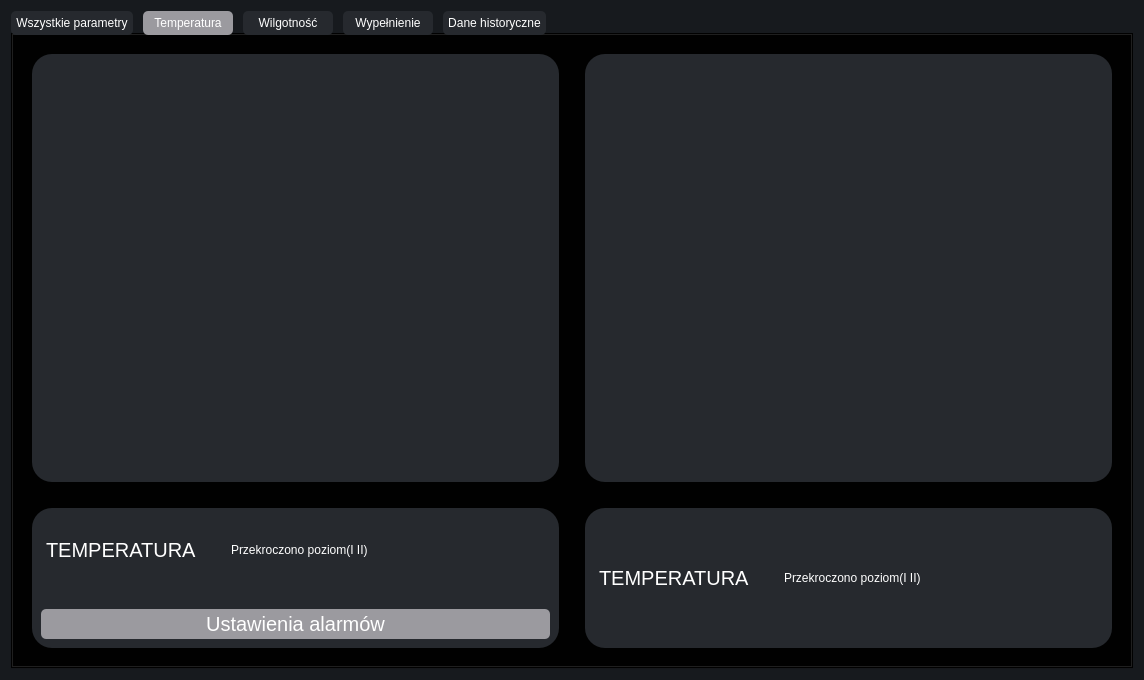
Old version of the form wizualizacja_silosow/aplikacja_qt/ui/Main_window.ui in the repository PartyKusZ/wizualizacja_danych_sensorycznych.
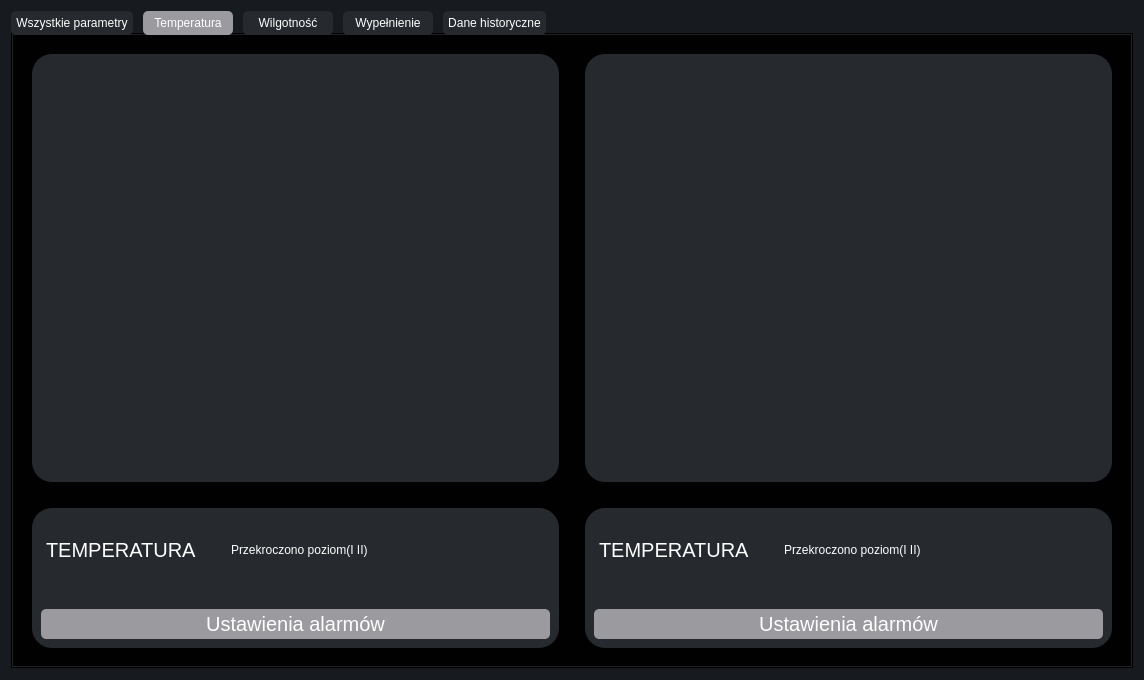
New version of the form. Icons and pictures are not drawn. Custom widgets are drawn as their Qt base class.

Commit message: 1. Dodanie okienka pozwalającego na ustawienie wartości alarmów dla temperatury 2. Polaczeniene wyżej wymienionego okienka z klasa state_of_alarms przechowywującej dane o wartośćiach alarmów

Diff of the .ui file:
```diff
--- a/wizualizacja_silosow/aplikacja_qt/ui/Main_window.ui
+++ b/wizualizacja_silosow/aplikacja_qt/ui/Main_window.ui
@@ -739,10 +739,43 @@
          </property>
          <property name="styleSheet">
           <string notr="true">QLabel{
-	color: #ffffff;
-}</string>
+	color: #ffffff
+}
+QPushButton{
+background: #9b9a9f;
+color: white;
+border-top-left-radius: 5px;
+    border-top-right-radius: 5px;
+    border-bottom-left-radius: 5px;
+    border-bottom-right-radius: 5px;
+}
+
+QPushButton:hover {
+                         background-color: #b5b5b5;  
+                     }
+                         QPushButton:pressed {
+                         background-color: #808080;  
+                         }</string>
          </property>
-         <layout class="QGridLayout" name="gridLayout_12">
+         <layout class="QGridLayout" name="gridLayout_7">
+          <item row="0" column="0">
+           <widget class="QLabel" name="temp_alarms_temp_2">
+            <property name="sizePolicy">
+             <sizepolicy hsizetype="Minimum" vsizetype="Minimum">
+              <horstretch>0</horstretch>
+              <verstretch>0</verstretch>
+             </sizepolicy>
+            </property>
+            <property name="font">
+             <font>
+              <pointsize>15</pointsize>
+             </font>
+            </property>
+            <property name="text">
+             <string>TEMPERATURA</string>
+            </property>
+           </widget>
+          </item>
           <item row="0" column="1">
            <widget class="QLabel" name="temp_info_alarms_temp_2">
             <property name="sizePolicy">
@@ -799,13 +832,13 @@
             </property>
            </widget>
           </item>
-          <item row="0" column="0">
-           <widget class="QLabel" name="temp_alarms_temp_2">
-            <property name="sizePolicy">
-             <sizepolicy hsizetype="Minimum" vsizetype="Minimum">
-              <horstretch>0</horstretch>
-              <verstretch>0</verstretch>
-             </sizepolicy>
+          <item row="1" column="0" colspan="3">
+           <widget class="QPushButton" name="temp_alarms_settings_button_silos_2">
+            <property name="minimumSize">
+             <size>
+              <width>0</width>
+              <height>50</height>
+             </size>
             </property>
             <property name="font">
              <font>
@@ -813,7 +846,7 @@
              </font>
             </property>
             <property name="text">
-             <string>TEMPERATURA</string>
+             <string>Ustawienia alarmów</string>
             </property>
            </widget>
           </item>
```
Left out of the diff: 36 changed lines with no effect on the pictures. The commit also changes 59 other files.
